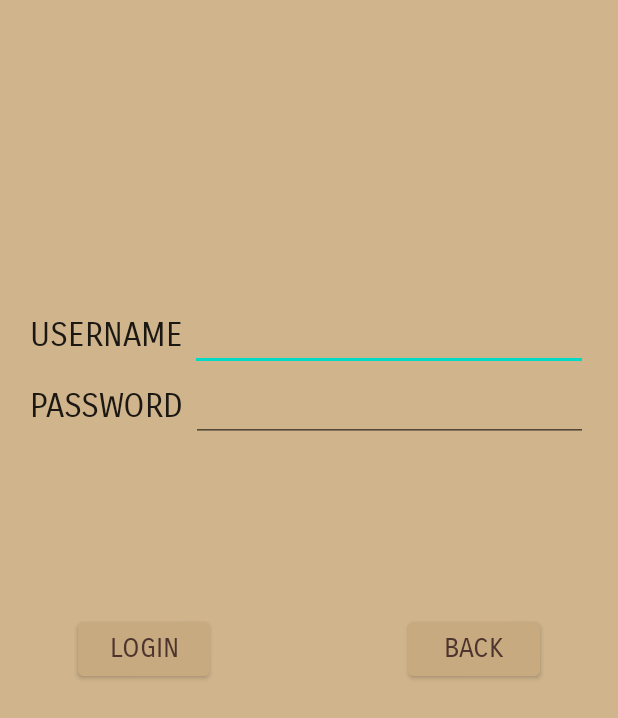
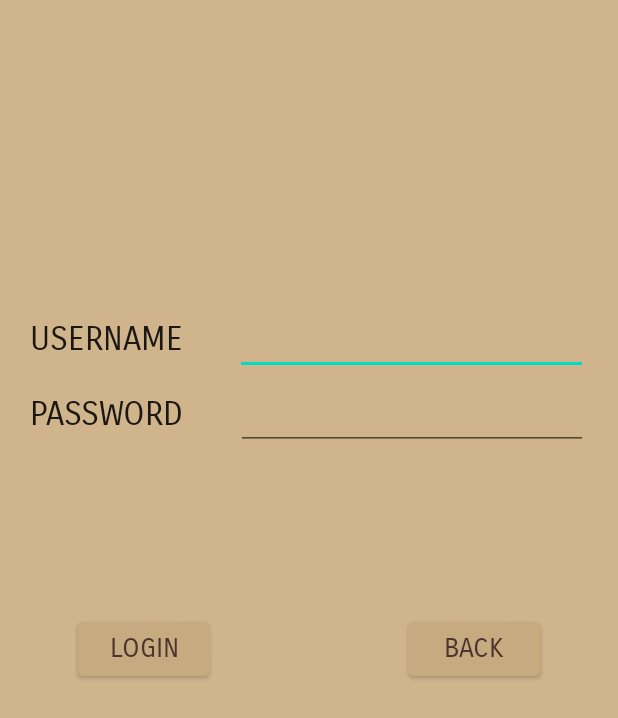
Before and after one commit to ronylee11/Fitnessa, an Android app: the LoginActivity screen opened directly, with no data from a screen before it, on a phone screen of 412 x 824 dp. Shown: the top 718 px of the screen. Run offline under Robolectric (Android 15) with nearby library versions, the phone set to English and light mode, and no system bars; our stand-ins replace Firebase (no records; nobody signed in at launch, a user with empty details on screens opened directly).

```diff
--- a/app/src/main/res/layout/activity_login.xml
+++ b/app/src/main/res/layout/activity_login.xml
@@ -34,15 +34,15 @@
 
             <EditText
                 android:id="@+id/loginId"
-                android:layout_width="wrap_content"
+                android:layout_width="200dp"
                 android:layout_height="wrap_content"
                 android:layout_weight="1"
                 android:ems="10"
-                android:fontFamily="sans-serif-smallcaps"
+                android:fontFamily="sans-serif-condensed-medium"
+                android:importantForAutofill="no"
                 android:inputType="textPersonName"
                 android:textAppearance="@style/TextAppearance.AppCompat.Large"
-                tools:ignore="LabelFor,SpeakableTextPresentCheck"
-                android:importantForAutofill="no" />
+                tools:ignore="LabelFor,SpeakableTextPresentCheck" />
         </LinearLayout>
 
         <LinearLayout
@@ -61,11 +61,11 @@
 
             <EditText
                 android:id="@+id/loginPassword"
-                android:layout_width="wrap_content"
+                android:layout_width="200dp"
                 android:layout_height="wrap_content"
                 android:layout_weight="1"
                 android:ems="10"
-                android:fontFamily="sans-serif-smallcaps"
+                android:fontFamily="sans-serif-condensed-medium"
                 android:importantForAutofill="no"
                 android:inputType="textPassword"
                 android:textAppearance="@style/TextAppearance.AppCompat.Large"
@@ -103,4 +103,17 @@
         app:layout_constraintBottom_toBottomOf="parent"
         app:layout_constraintEnd_toEndOf="parent" />
 
+    <TextView
+        android:id="@+id/loginComment"
+        android:layout_width="wrap_content"
+        android:layout_height="wrap_content"
+        android:layout_marginStart="127dp"
+        android:layout_marginEnd="109dp"
+        android:layout_marginBottom="298dp"
+        android:fontFamily="sans-serif-smallcaps"
+        android:textAppearance="@style/TextAppearance.AppCompat.Large"
+        app:layout_constraintBottom_toBottomOf="parent"
+        app:layout_constraintEnd_toEndOf="parent"
+        app:layout_constraintStart_toStartOf="parent" />
+
 </androidx.constraintlayout.widget.ConstraintLayout>
```
Also changed, not shown: app/src/main/java/com/example/fitnessa/LoginActivity.kt (+11 -3 lines).
